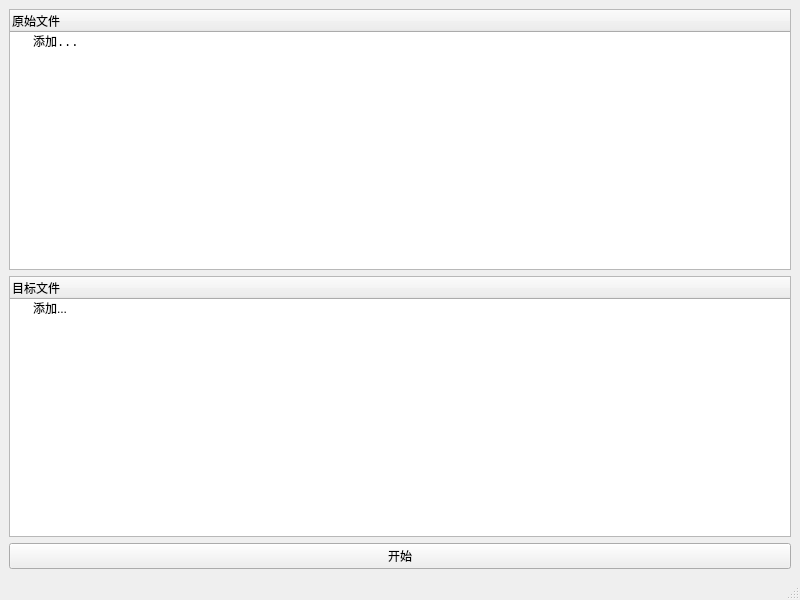
The window that subtitle_resync_helper/gui/main.ui (Asvel/SubtitleResyncHelper) describes before a commit, drawn with Qt 5.
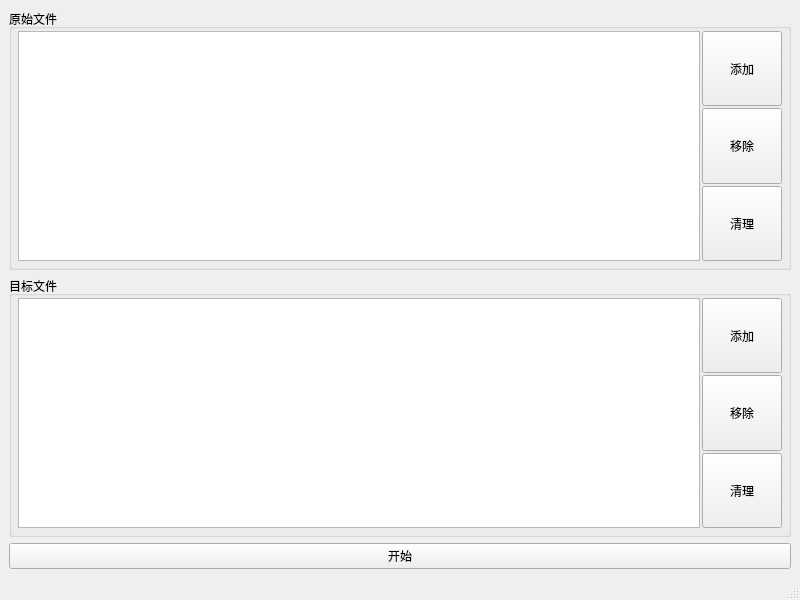
The same window after the commit.

Commit message: 主界面重新布局

Patch:
```diff
--- a/subtitle_resync_helper/gui/main.ui
+++ b/subtitle_resync_helper/gui/main.ui
@@ -14,7 +14,7 @@
    <string>MainWindow</string>
   </property>
   <widget class="QWidget" name="centralwidget">
-   <layout class="QVBoxLayout" name="verticalLayout" stretch="1,0">
+   <layout class="QVBoxLayout" name="verticalLayout" stretch="0,0">
     <item>
      <widget class="QScrollArea" name="scrollArea">
       <property name="styleSheet">
@@ -40,46 +40,185 @@
          <number>0</number>
         </property>
         <item>
-         <widget class="QTreeWidget" name="ct_tree_src">
-          <property name="minimumSize">
-           <size>
-            <width>0</width>
-            <height>200</height>
-           </size>
+         <widget class="QGroupBox" name="ct_groupbox_src">
+          <property name="title">
+           <string>原始文件</string>
           </property>
-          <property name="styleSheet">
-           <string notr="true">font-family: monospace;</string>
-          </property>
-          <column>
-           <property name="text">
-            <string>原始文件</string>
+          <layout class="QHBoxLayout" name="ct_layout_dst_1">
+           <property name="spacing">
+            <number>2</number>
            </property>
-          </column>
-          <item>
-           <property name="text">
-            <string>添加...</string>
+           <property name="leftMargin">
+            <number>6</number>
            </property>
-          </item>
+           <property name="topMargin">
+            <number>2</number>
+           </property>
+           <property name="rightMargin">
+            <number>6</number>
+           </property>
+           <property name="bottomMargin">
+            <number>6</number>
+           </property>
+           <item>
+            <widget class="QTreeWidget" name="ct_tree_src">
+             <property name="minimumSize">
+              <size>
+               <width>0</width>
+               <height>200</height>
+              </size>
+             </property>
+             <property name="styleSheet">
+              <string notr="true">font-family: monospace;</string>
+             </property>
+             <attribute name="headerVisible">
+              <bool>false</bool>
+             </attribute>
+             <column>
+              <property name="text">
+               <string/>
+              </property>
+             </column>
+            </widget>
+           </item>
+           <item>
+            <layout class="QVBoxLayout" name="ct_layout_dst_2" stretch="0,0,0">
+             <property name="spacing">
+              <number>2</number>
+             </property>
+             <item>
+              <widget class="QPushButton" name="ct_append_src">
+               <property name="sizePolicy">
+                <sizepolicy hsizetype="Minimum" vsizetype="Preferred">
+                 <horstretch>0</horstretch>
+                 <verstretch>0</verstretch>
+                </sizepolicy>
+               </property>
+               <property name="text">
+                <string>添加</string>
+               </property>
+              </widget>
+             </item>
+             <item>
+              <widget class="QPushButton" name="ct_remove_src">
+               <property name="sizePolicy">
+                <sizepolicy hsizetype="Minimum" vsizetype="Preferred">
+                 <horstretch>0</horstretch>
+                 <verstretch>0</verstretch>
+                </sizepolicy>
+               </property>
+               <property name="text">
+                <string>移除</string>
+               </property>
+              </widget>
+             </item>
+             <item>
+              <widget class="QPushButton" name="ct_clean_src">
+               <property name="sizePolicy">
+                <sizepolicy hsizetype="Minimum" vsizetype="Preferred">
+                 <horstretch>0</horstretch>
+                 <verstretch>0</verstretch>
+                </sizepolicy>
+               </property>
+               <property name="text">
+                <string>清理</string>
+               </property>
+              </widget>
+             </item>
+            </layout>
+           </item>
+          </layout>
          </widget>
         </item>
         <item>
-         <widget class="QTreeWidget" name="ct_tree_dst">
-          <property name="minimumSize">
-           <size>
-            <width>0</width>
-            <height>200</height>
-           </size>
+         <widget class="QGroupBox" name="ct_groupbox_dst">
+          <property name="title">
+           <string>目标文件</string>
           </property>
-          <column>
-           <property name="text">
-            <string>目标文件</string>
+          <layout class="QHBoxLayout" name="ct_layout_src_1">
+           <property name="spacing">
+            <number>2</number>
            </property>
-          </column>
-          <item>
-           <property name="text">
-            <string>添加...</string>
+           <property name="leftMargin">
+            <number>6</number>
            </property>
-          </item>
+           <property name="topMargin">
+            <number>2</number>
+           </property>
+           <property name="rightMargin">
+            <number>6</number>
+           </property>
+           <property name="bottomMargin">
+            <number>6</number>
+           </property>
+           <item>
+            <widget class="QTreeWidget" name="ct_tree_dst">
+             <property name="minimumSize">
+              <size>
+               <width>0</width>
+               <height>200</height>
+              </size>
+             </property>
+             <property name="styleSheet">
+              <string notr="true">font-family: monospace;</string>
+             </property>
+             <attribute name="headerVisible">
+              <bool>false</bool>
+             </attribute>
+             <column>
+              <property name="text">
+               <string/>
+              </property>
+             </column>
+            </widget>
+           </item>
+           <item>
+            <layout class="QVBoxLayout" name="ct_layout_src_2">
+             <property name="spacing">
+              <number>2</number>
+             </property>
+             <item>
+              <widget class="QPushButton" name="ct_append_dst">
+               <property name="sizePolicy">
+                <sizepolicy hsizetype="Minimum" vsizetype="Preferred">
+                 <horstretch>0</horstretch>
+                 <verstretch>0</verstretch>
+                </sizepolicy>
+               </property>
+               <property name="text">
+                <string>添加</string>
+               </property>
+              </widget>
+             </item>
+             <item>
+              <widget class="QPushButton" name="ct_remove_dst">
+               <property name="sizePolicy">
+                <sizepolicy hsizetype="Minimum" vsizetype="Preferred">
+                 <horstretch>0</horstretch>
+                 <verstretch>0</verstretch>
+                </sizepolicy>
+               </property>
+               <property name="text">
+                <string>移除</string>
+               </property>
+              </widget>
+             </item>
+             <item>
+              <widget class="QPushButton" name="ct_clean_dst">
+               <property name="sizePolicy">
+                <sizepolicy hsizetype="Minimum" vsizetype="Preferred">
+                 <horstretch>0</horstretch>
+                 <verstretch>0</verstretch>
+                </sizepolicy>
+               </property>
+               <property name="text">
+                <string>清理</string>
+               </property>
+              </widget>
+             </item>
+            </layout>
+           </item>
+          </layout>
          </widget>
         </item>
        </layout>
```
Left out of the diff: 162 changed lines with no effect on the pictures. The commit also changes 2 other files.
